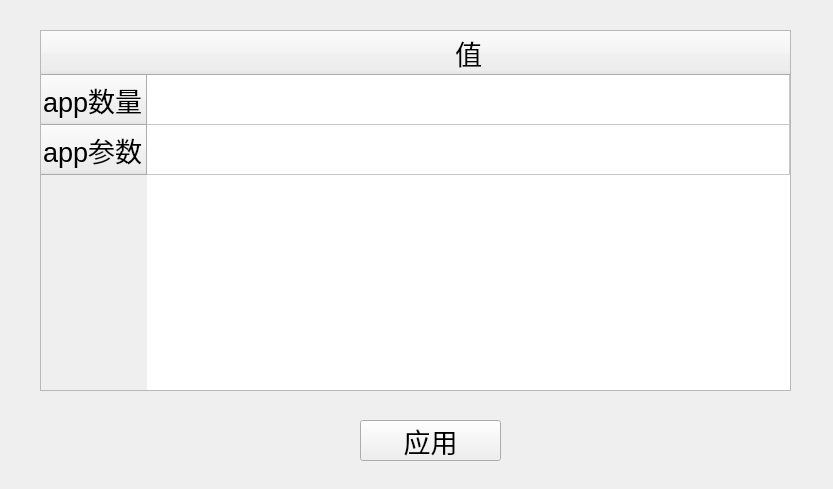
Before: the Qt Designer form UI/Network/Host/edit_host_netargs_dds.ui in tocods/jobSimQt, drawn with Qt 5.
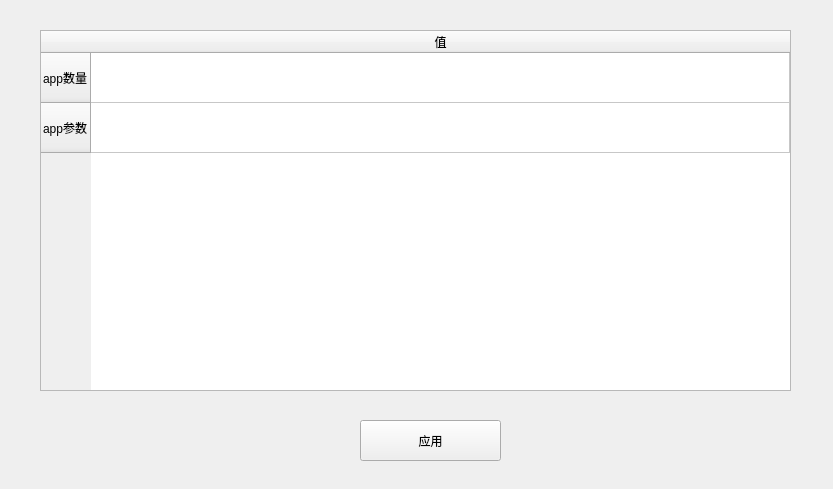
After: the same form once the commit is applied.

Patch:
```diff
--- a/UI/Network/Host/edit_host_netargs_dds.ui
+++ b/UI/Network/Host/edit_host_netargs_dds.ui
@@ -22,11 +22,6 @@
      <height>41</height>
     </rect>
    </property>
-   <property name="font">
-    <font>
-     <pointsize>20</pointsize>
-    </font>
-   </property>
    <property name="text">
     <string>应用</string>
    </property>
@@ -43,11 +38,6 @@
      <height>361</height>
     </rect>
    </property>
-   <property name="font">
-    <font>
-     <pointsize>20</pointsize>
-    </font>
-   </property>
    <property name="layoutDirection">
     <enum>Qt::LeftToRight</enum>
    </property>
@@ -79,42 +69,21 @@
     <property name="text">
      <string>app数量</string>
     </property>
-    <property name="font">
-     <font>
-      <pointsize>20</pointsize>
-     </font>
-    </property>
    </row>
    <row>
     <property name="text">
      <string>app参数</string>
     </property>
-    <property name="font">
-     <font>
-      <pointsize>20</pointsize>
-     </font>
-    </property>
    </row>
    <column>
     <property name="text">
      <string>值</string>
     </property>
-    <property name="font">
-     <font>
-      <pointsize>20</pointsize>
-      <bold>false</bold>
-     </font>
-    </property>
    </column>
    <item row="0" column="0">
     <property name="text">
      <string/>
     </property>
-    <property name="font">
-     <font>
-      <pointsize>20</pointsize>
-     </font>
-    </property>
     <property name="textAlignment">
      <set>AlignCenter</set>
     </property>
```
